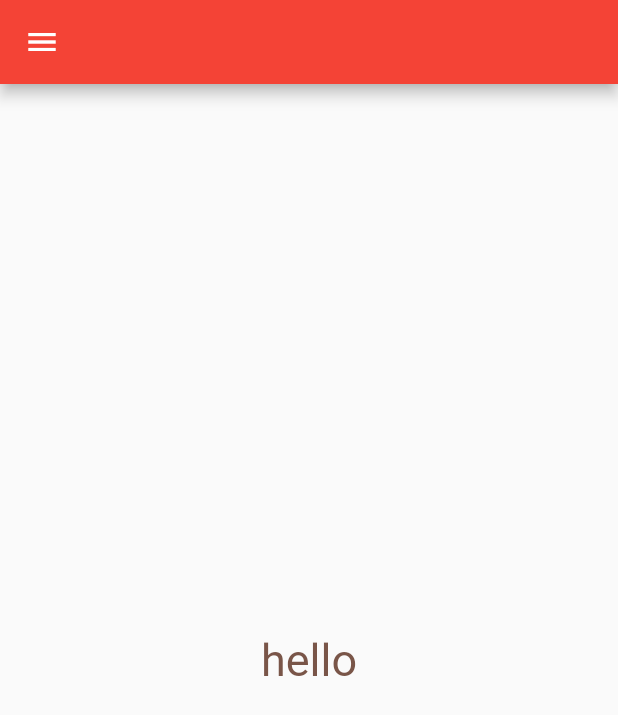
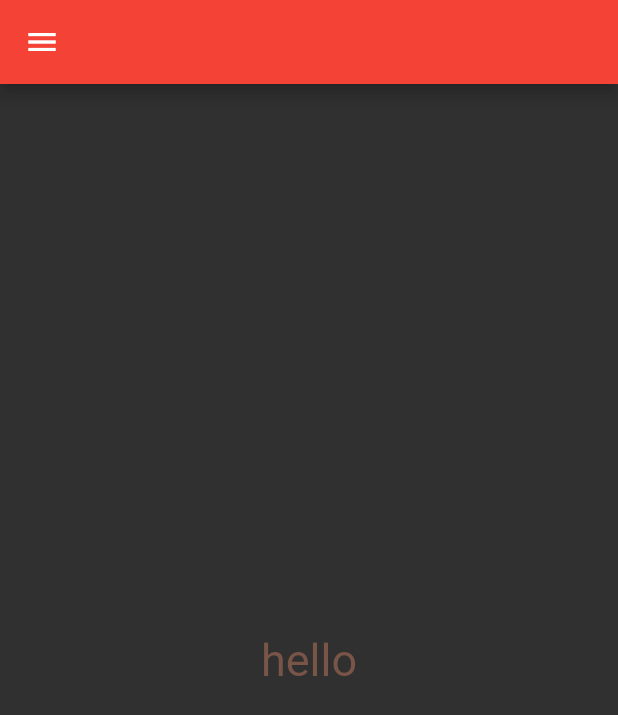
Before and after one commit to OICjangirrahul/flutter_login, a Flutter app: the screen it shows after launch, on a phone screen of 412 x 824 dp. Shown: the top 715 px of the screen. Run offline on Flutter 3.47's test engine with Material 2 defaults, Android fonts, the phone set to English and light mode, and no system bars.

Commit message:
day3okkk

```diff
--- a/lib/main.dart
+++ b/lib/main.dart
@@ -12,9 +12,9 @@ class MyApp extends StatelessWidget {
   Widget build(BuildContext context) {
     return MaterialApp(
       home: HomePage(),
-      themeMode: ThemeMode.light,
+      themeMode: ThemeMode.dark,
       theme: ThemeData(primarySwatch: Colors.deepOrange),
-      darkTheme: ThemeData(),
+      darkTheme: ThemeData(brightness: Brightness.dark),
     );
   }
 }
```
